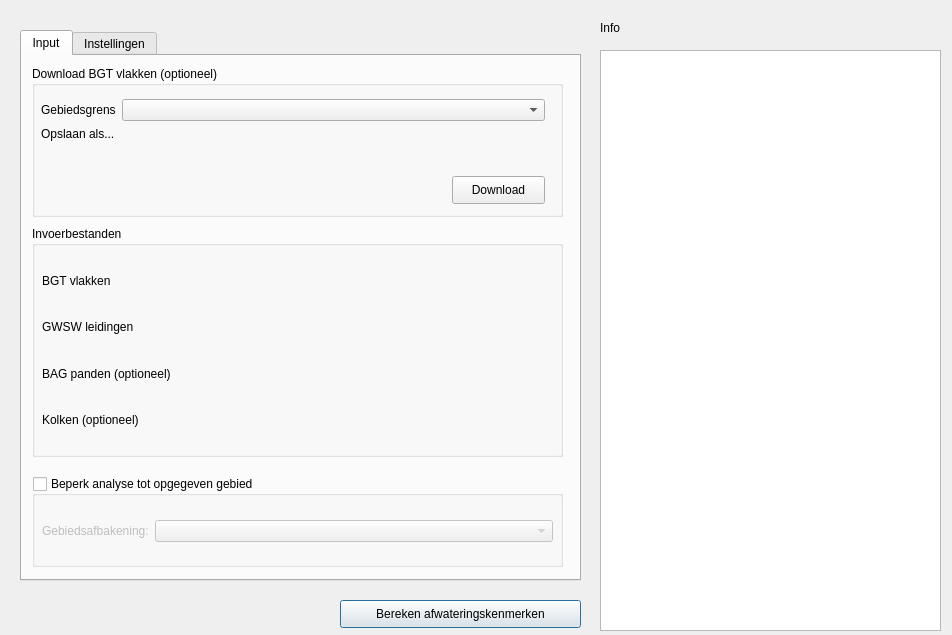
Above: QGIS_plugin/bgtinlooptool/BGTInloopTool_dialog_base.ui from nens/bgt-inlooptool before the change. Below: the same form after it.
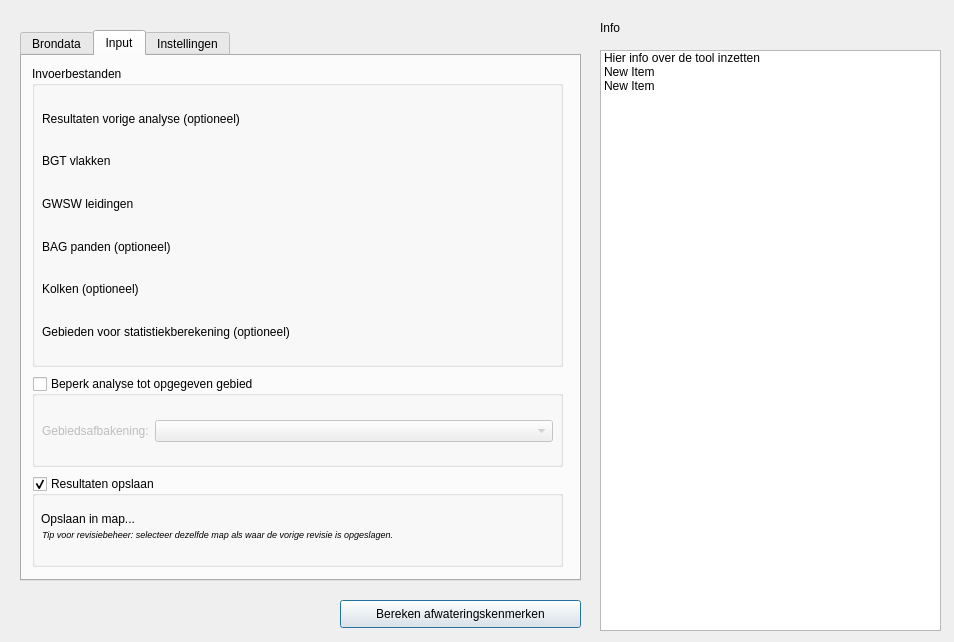
That is the form after the change. The open tabs and pages were chosen to show the change. Custom widgets are drawn as their Qt base class.

```diff
--- a/QGIS_plugin/bgtinlooptool/BGTInloopTool_dialog_base.ui
+++ b/QGIS_plugin/bgtinlooptool/BGTInloopTool_dialog_base.ui
@@ -6,8 +6,8 @@
    <rect>
     <x>0</x>
     <y>0</y>
-    <width>952</width>
-    <height>635</height>
+    <width>954</width>
+    <height>642</height>
    </rect>
   </property>
   <property name="windowTitle">
@@ -35,6 +35,21 @@
      <height>581</height>
     </rect>
    </property>
+   <item>
+    <property name="text">
+     <string>Hier info over de tool inzetten</string>
+    </property>
+   </item>
+   <item>
+    <property name="text">
+     <string>New Item</string>
+    </property>
+   </item>
+   <item>
+    <property name="text">
+     <string>New Item</string>
+    </property>
+   </item>
   </widget>
   <widget class="QLabel" name="label_13">
    <property name="geometry">
@@ -70,17 +85,17 @@
    <property name="currentIndex">
     <number>1</number>
    </property>
-   <widget class="QWidget" name="input_tab">
+   <widget class="QWidget" name="import_data_tab">
     <attribute name="title">
-     <string>Input</string>
+     <string>Brondata</string>
     </attribute>
     <widget class="QGroupBox" name="groupBox">
      <property name="geometry">
       <rect>
        <x>10</x>
-       <y>10</y>
+       <y>110</y>
        <width>531</width>
-       <height>151</height>
+       <height>81</height>
       </rect>
      </property>
      <property name="title">
@@ -90,9 +105,9 @@
       <property name="geometry">
        <rect>
         <x>9</x>
-        <y>19</y>
+        <y>10</y>
         <width>511</width>
-        <height>81</height>
+        <height>31</height>
        </rect>
       </property>
       <layout class="QFormLayout" name="formLayout">
@@ -109,16 +124,6 @@
         <number>0</number>
        </property>
        <item row="0" column="0">
-        <widget class="QLabel" name="label_17">
-         <property name="text">
-          <string>Gebiedsgrens</string>
-         </property>
-        </widget>
-       </item>
-       <item row="0" column="1">
-        <widget class="QgsMapLayerComboBox" name="BGTExtentCombobox"/>
-       </item>
-       <item row="1" column="0">
         <widget class="QLabel" name="label_19">
          <property name="text">
           <string>Opslaan als...</string>
@@ -140,10 +145,10 @@
      <widget class="QPushButton" name="pushButtonDownloadBGT">
       <property name="geometry">
        <rect>
-        <x>420</x>
-        <y>110</y>
-        <width>93</width>
-        <height>28</height>
+        <x>390</x>
+        <y>50</y>
+        <width>131</width>
+        <height>20</height>
        </rect>
       </property>
       <property name="text">
@@ -155,90 +160,175 @@
      <property name="geometry">
       <rect>
        <x>10</x>
-       <y>170</y>
+       <y>230</y>
        <width>531</width>
-       <height>231</height>
+       <height>81</height>
       </rect>
      </property>
      <property name="title">
-      <string>Invoerbestanden</string>
+      <string>Download GWSW leidingen (optioneel)</string>
      </property>
-     <widget class="QWidget" name="layoutWidget">
+     <widget class="QWidget" name="formLayoutWidget_2">
+      <property name="geometry">
+       <rect>
+        <x>9</x>
+        <y>10</y>
+        <width>511</width>
+        <height>31</height>
+       </rect>
+      </property>
+      <layout class="QFormLayout" name="formLayout_2">
+       <property name="topMargin">
+        <number>14</number>
+       </property>
+       <property name="rightMargin">
+        <number>7</number>
+       </property>
+       <item row="0" column="0">
+        <widget class="QLabel" name="label_24">
+         <property name="text">
+          <string>Opslaan als...</string>
+         </property>
+        </widget>
+       </item>
+       <item row="0" column="1">
+        <widget class="QgsFileWidget" name="gwswApiOutput" native="true">
+         <property name="dialogTitle" stdset="0">
+          <string>GWSW Download Opslaan Als GPKG</string>
+         </property>
+         <property name="filter" stdset="0">
+          <string>*.gpkg</string>
+         </property>
+        </widget>
+       </item>
+      </layout>
+     </widget>
+     <widget class="QPushButton" name="pushButtonDownloadGWSW">
+      <property name="geometry">
+       <rect>
+        <x>390</x>
+        <y>50</y>
+        <width>131</width>
+        <height>20</height>
+       </rect>
+      </property>
+      <property name="text">
+       <string>Download</string>
+      </property>
+     </widget>
+    </widget>
+    <widget class="QGroupBox" name="groupBox_4">
+     <property name="geometry">
+      <rect>
+       <x>10</x>
+       <y>350</y>
+       <width>531</width>
+       <height>81</height>
+      </rect>
+     </property>
+     <property name="title">
+      <string>Download BAG panden (optioneel)</string>
+     </property>
+     <widget class="QWidget" name="formLayoutWidget_5">
       <property name="geometry">
        <rect>
         <x>10</x>
-        <y>20</y>
+        <y>10</y>
         <width>511</width>
-        <height>201</height>
+        <height>31</height>
        </rect>
       </property>
-      <layout class="QGridLayout" name="gridLayout_2">
+      <layout class="QFormLayout" name="formLayout_5">
        <property name="topMargin">
         <number>14</number>
        </property>
        <property name="bottomMargin">
-        <number>7</number>
+        <number>0</number>
        </property>
-       <item row="0" column="1">
-        <widget class="QgsFileWidget" name="bgt_file" native="true">
-         <property name="filter" stdset="0">
-          <string>*.zip</string>
-         </property>
-        </widget>
-       </item>
-       <item row="1" column="0">
-        <widget class="QLabel" name="label_2">
-         <property name="text">
-          <string>GWSW leidingen</string>
-         </property>
-        </widget>
-       </item>
        <item row="0" column="0">
-        <widget class="QLabel" name="label">
+        <widget class="QLabel" name="label_25">
          <property name="text">
-          <string>BGT vlakken</string>
+          <string>Opslaan als...</string>
          </property>
         </widget>
        </item>
-       <item row="1" column="1">
-        <widget class="QgsFileWidget" name="pipe_file" native="true">
+       <item row="0" column="1">
+        <widget class="QgsFileWidget" name="bagApiOutput" native="true">
+         <property name="dialogTitle" stdset="0">
+          <string>BAG Download Opslaan Als GPKG</string>
+         </property>
          <property name="filter" stdset="0">
           <string>*.gpkg</string>
          </property>
         </widget>
        </item>
-       <item row="2" column="1">
-        <widget class="QgsFileWidget" name="building_file" native="true">
-         <property name="filter" stdset="0">
-          <string/>
-         </property>
-        </widget>
-       </item>
-       <item row="2" column="0">
-        <widget class="QLabel" name="label_11">
+      </layout>
+     </widget>
+     <widget class="QPushButton" name="pushButtonDownloadBAG">
+      <property name="geometry">
+       <rect>
+        <x>390</x>
+        <y>50</y>
+        <width>131</width>
+        <height>20</height>
+       </rect>
+      </property>
+      <property name="text">
+       <string>Download</string>
+      </property>
+     </widget>
+    </widget>
+    <widget class="QGroupBox" name="groupBox_5">
+     <property name="geometry">
+      <rect>
+       <x>10</x>
+       <y>10</y>
+       <width>531</width>
+       <height>61</height>
+      </rect>
+     </property>
+     <property name="title">
+      <string>Gebiedsgrens voor brondata downloads</string>
+     </property>
+     <widget class="QWidget" name="formLayoutWidget_4">
+      <property name="geometry">
+       <rect>
+        <x>9</x>
+        <y>10</y>
+        <width>511</width>
+        <height>34</height>
+       </rect>
+      </property>
+      <layout class="QFormLayout" name="formLayout_4">
+       <property name="topMargin">
+        <number>14</number>
+       </property>
+       <property name="rightMargin">
+        <number>7</number>
+       </property>
+       <item row="0" column="0">
+        <widget class="QLabel" name="label_22">
          <property name="text">
-          <string>BAG panden (optioneel)</string>
+          <string>Gebiedsgrens</string>
          </property>
         </widget>
        </item>
-       <item row="3" column="0">
-        <widget class="QLabel" name="label_14">
-         <property name="text">
-          <string>Kolken (optioneel)</string>
-         </property>
-        </widget>
+       <item row="0" column="1">
+        <widget class="QgsMapLayerComboBox" name="BGTExtentCombobox"/>
        </item>
-       <item row="3" column="1">
-        <widget class="QgsFileWidget" name="kolken_file" native="true"/>
-       </item>
       </layout>
      </widget>
     </widget>
+   </widget>
+   <widget class="QWidget" name="input_tab">
+    <attribute name="title">
+     <string>Input</string>
+    </attribute>
     <widget class="QGroupBox" name="inputExtentGroupBox">
      <property name="geometry">
       <rect>
        <x>10</x>
-       <y>420</y>
+       <y>320</y>
        <width>531</width>
        <height>91</height>
       </rect>
@@ -252,7 +342,7 @@
      <property name="checked">
       <bool>false</bool>
      </property>
-     <widget class="QWidget" name="formLayoutWidget_2">
+     <widget class="QWidget" name="formLayoutWidget_3">
       <property name="geometry">
        <rect>
         <x>10</x>
@@ -261,12 +351,12 @@
         <height>51</height>
        </rect>
       </property>
-      <layout class="QFormLayout" name="formLayout_2">
+      <layout class="QFormLayout" name="formLayout_3">
        <property name="topMargin">
         <number>14</number>
        </property>
        <item row="0" column="0">
-        <widget class="QLabel" name="label_22">
+        <widget class="QLabel" name="label_23">
          <property name="text">
           <string>Gebiedsafbakening:</string>
          </property>
@@ -278,6 +368,180 @@
       </layout>
      </widget>
     </widget>
+    <widget class="QGroupBox" name="groupBox_3">
+     <property name="geometry">
+      <rect>
+       <x>10</x>
+       <y>10</y>
+       <width>531</width>
+       <height>301</height>
+      </rect>
+     </property>
+     <property name="title">
+      <string>Invoerbestanden</string>
+     </property>
+     <widget class="QWidget" name="layoutWidget_2">
+      <property name="geometry">
+       <rect>
+        <x>10</x>
+        <y>20</y>
+        <width>511</width>
+        <height>271</height>
+       </rect>
+      </property>
+      <layout class="QGridLayout" name="gridLayout_3">
+       <property name="topMargin">
+        <number>14</number>
+       </property>
+       <property name="bottomMargin">
+        <number>7</number>
+       </property>
+       <item row="5" column="0">
+        <widget class="QLabel" name="label">
+         <property name="text">
+          <string>Gebieden voor statistiekberekening (optioneel)</string>
+         </property>
+        </widget>
+       </item>
+       <item row="1" column="1">
+        <widget class="QgsFileWidget" name="bgt_file" native="true">
+         <property name="filter" stdset="0">
+          <string>*.zip</string>
+         </property>
+        </widget>
+       </item>
+       <item row="3" column="0">
+        <widget class="QLabel" name="label_20">
+         <property name="text">
+          <string>BAG panden (optioneel)</string>
+         </property>
+        </widget>
+       </item>
+       <item row="2" column="1">
+        <widget class="QgsFileWidget" name="pipe_file" native="true">
+         <property name="filter" stdset="0">
+          <string>*.gpkg</string>
+         </property>
+        </widget>
+       </item>
+       <item row="1" column="0">
+        <widget class="QLabel" name="label_18">
+         <property name="text">
+          <string>BGT vlakken</string>
+         </property>
+        </widget>
+       </item>
+       <item row="2" column="0">
+        <widget class="QLabel" name="label_12">
+         <property name="text">
+          <string>GWSW leidingen</string>
+         </property>
+        </widget>
+       </item>
+       <item row="3" column="1">
+        <widget class="QgsFileWidget" name="building_file" native="true">
+         <property name="filter" stdset="0">
+          <string/>
+         </property>
+        </widget>
+       </item>
+       <item row="4" column="0">
+        <widget class="QLabel" name="label_21">
+         <property name="text">
+          <string>Kolken (optioneel)</string>
+         </property>
+        </widget>
+       </item>
+       <item row="4" column="1">
+        <widget class="QgsFileWidget" name="kolken_file" native="true"/>
+       </item>
+       <item row="0" column="0">
+        <widget class="QLabel" name="label_2">
+         <property name="text">
+          <string>Resultaten vorige analyse (optioneel)</string>
+         </property>
+        </widget>
+       </item>
+       <item row="0" column="1">
+        <widget class="QgsFileWidget" name="results_file" native="true">
+         <property name="filter" stdset="0">
+          <string>*.gpkg</string>
+         </property>
+        </widget>
+       </item>
+       <item row="5" column="1">
+        <widget class="QgsFileWidget" name="stats_file" native="true"/>
+       </item>
+      </layout>
+     </widget>
+    </widget>
+    <widget class="QGroupBox" name="outputFileGroupBox">
+     <property name="geometry">
+      <rect>
+       <x>10</x>
+       <y>420</y>
+       <width>531</width>
+       <height>91</height>
+      </rect>
+     </property>
+     <property name="title">
+      <string>Resultaten opslaan</string>
+     </property>
+     <property name="checkable">
+      <bool>true</bool>
+     </property>
+     <widget class="QWidget" name="gridLayoutWidget">
+      <property name="geometry">
+       <rect>
+        <x>9</x>
+        <y>20</y>
+        <width>511</width>
+        <height>31</height>
+       </rect>
+      </property>
+      <layout class="QGridLayout" name="gridLayout_2">
+       <property name="topMargin">
+        <number>14</number>
+       </property>
+       <property name="rightMargin">
+        <number>7</number>
+       </property>
+       <item row="0" column="0">
+        <widget class="QLabel" name="label_11">
+         <property name="text">
+          <string>Opslaan in map...</string>
+         </property>
+        </widget>
+       </item>
+       <item row="0" column="1">
+        <widget class="QgsFileWidget" name="output_folder" native="true">
+         <property name="filter" stdset="0">
+          <string>*.zip</string>
+         </property>
+        </widget>
+       </item>
+      </layout>
+     </widget>
+     <widget class="QLabel" name="label_14">
+      <property name="geometry">
+       <rect>
+        <x>10</x>
+        <y>50</y>
+        <width>351</width>
+        <height>16</height>
+       </rect>
+      </property>
+      <property name="font">
+       <font>
+        <pointsize>7</pointsize>
+        <italic>true</italic>
+       </font>
+      </property>
+      <property name="text">
+       <string>Tip voor revisiebeheer: selecteer dezelfde map als waar de vorige revisie is opgeslagen.</string>
+      </property>
+     </widget>
+    </widget>
    </widget>
    <widget class="QWidget" name="settings_tab">
     <attribute name="title">
```
Left out of the diff: 5 changed lines with no effect on the pictures.
